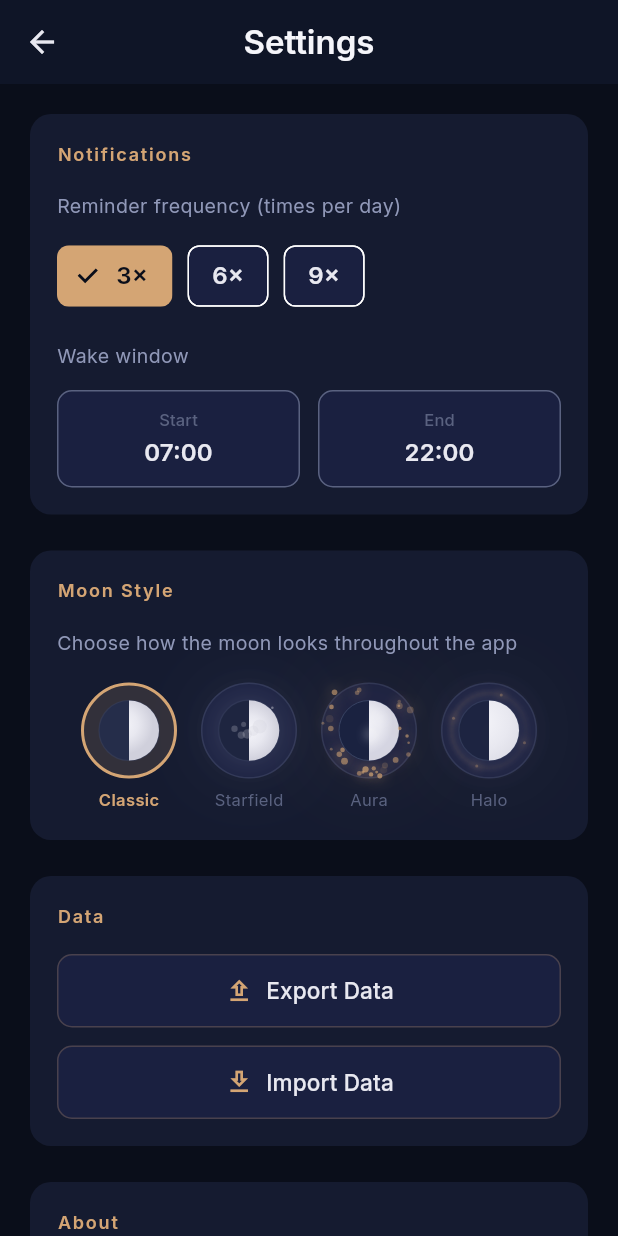
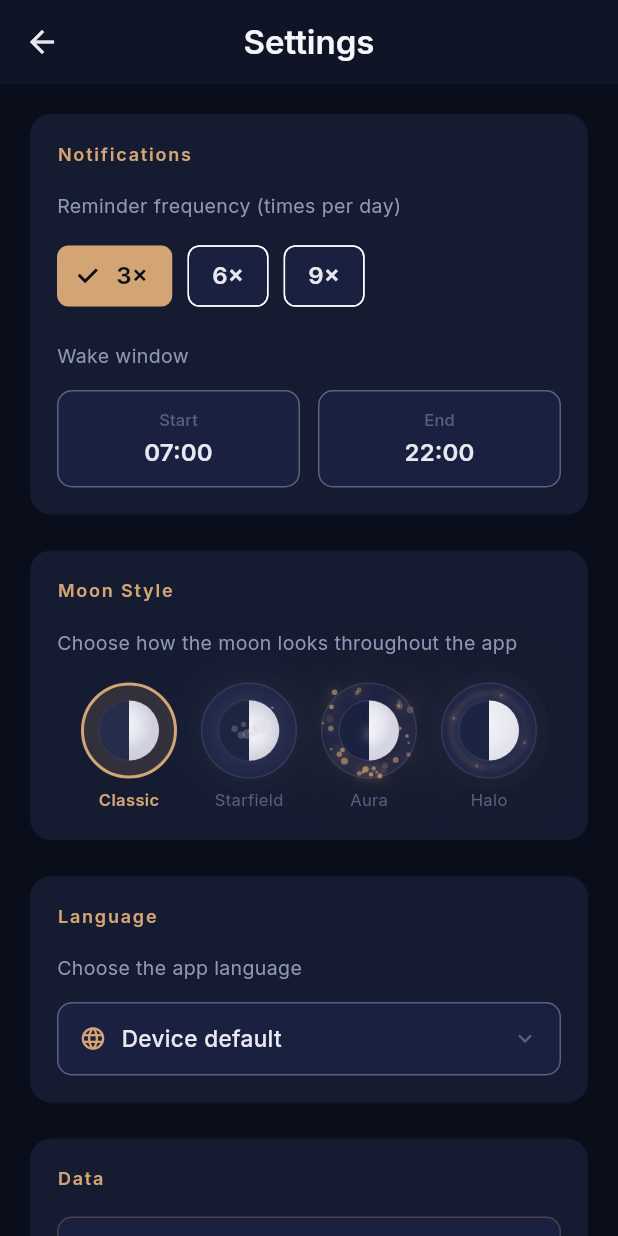
Before and after one commit to EMerdzhanov/MoonManifest, a Flutter app: the SettingsScreen screen opened by its route, on a phone screen of 412 x 824 dp. Run offline on Flutter 3.47's test engine with Material 3 defaults, Android fonts, the phone set to English and light mode, and no system bars; our stand-ins replace file_picker, flutter_local_notifications, flutter_riverpod, flutter_secure_storage, go_router, share_plus and 3 more; missing offline and left inert: home_widget, pointycastle; accounts and stored records are empty.

Commit message:
i18n: add language picker to settings (Task 11)
Add a Language section to the settings screen with a bottom sheet
picker showing all supported languages in native names, plus a
"Device default" option. Selection persists via settingsProvider.

Co-Authored-By: Claude Opus 4.6 (1M context) <noreply@anthropic.com>

```diff
--- a/lib/l10n/app_en.arb
+++ b/lib/l10n/app_en.arb
@@ -386,6 +386,10 @@
   "languageHi": "\u0939\u093f\u0928\u094d\u0926\u0940",
   "languageTr": "T\u00fcrk\u00e7e",
 
+  "settingsLanguage": "Language",
+  "settingsLanguageDescription": "Choose the app language",
+  "settingsDeviceDefault": "Device default",
+
   "wisdom1": "What you seek is seeking you.",
   "wisdom1Author": "Rumi",
   "wisdom2": "The universe is not outside of you. Look inside yourself; everything that you want, you already are.",
--- a/lib/l10n/app_localizations.dart
+++ b/lib/l10n/app_localizations.dart
@@ -1484,6 +1484,24 @@ abstract class AppLocalizations {
   /// **'Türkçe'**
   String get languageTr;
 
+  /// No description provided for @settingsLanguage.
+  ///
+  /// In en, this message translates to:
+  /// **'Language'**
+  String get settingsLanguage;
+
+  /// No description provided for @settingsLanguageDescription.
+  ///
+  /// In en, this message translates to:
+  /// **'Choose the app language'**
+  String get settingsLanguageDescription;
+
+  /// No description provided for @settingsDeviceDefault.
+  ///
+  /// In en, this message translates to:
+  /// **'Device default'**
+  String get settingsDeviceDefault;
+
   /// No description provided for @wisdom1.
   ///
   /// In en, this message translates to:
--- a/lib/l10n/app_localizations_en.dart
+++ b/lib/l10n/app_localizations_en.dart
@@ -800,6 +800,15 @@ class AppLocalizationsEn extends AppLocalizations {
   String get languageTr => 'Türkçe';
 
   @override
+  String get settingsLanguage => 'Language';
+
+  @override
+  String get settingsLanguageDescription => 'Choose the app language';
+
+  @override
+  String get settingsDeviceDefault => 'Device default';
+
+  @override
   String get wisdom1 => 'What you seek is seeking you.';
 
   @override
--- a/lib/ui/settings/settings_screen.dart
+++ b/lib/ui/settings/settings_screen.dart
@@ -116,6 +116,20 @@ class SettingsScreen extends ConsumerWidget {
               ),
               const SizedBox(height: 16),
               const _MoonStylePicker(),
+            ],
+          ),
+          const SizedBox(height: 16),
+
+          // Language section
+          _SectionCard(
+            title: l10n.settingsLanguage,
+            children: [
+              Text(
+                l10n.settingsLanguageDescription,
+                style: const TextStyle(color: AppColors.textSecondary, fontSize: 13),
+              ),
+              const SizedBox(height: 12),
+              _LanguagePicker(currentLocale: settings.locale),
             ],
           ),
           const SizedBox(height: 16),
@@ -494,3 +508,140 @@ class _MoonStylePicker extends ConsumerWidget {
     );
   }
 }
+
+class _LanguagePicker extends ConsumerWidget {
+  final String? currentLocale;
+
+  const _LanguagePicker({required this.currentLocale});
+
+  // Language code -> native display name (always shown in native script)
+  static const _languages = [
+    (null, 'Device default'), // will be replaced with l10n key
+    ('en', 'English'),
+    ('bg', '\u0411\u044a\u043b\u0433\u0430\u0440\u0441\u043a\u0438'),
+    ('de', 'Deutsch'),
+    ('es', 'Espa\u00f1ol'),
+    ('fr', 'Fran\u00e7ais'),
+    ('hi', '\u0939\u093f\u0928\u094d\u0926\u0940'),
+    ('ja', '\u65e5\u672c\u8a9e'),
+    ('pt', 'Portugu\u00eas'),
+    ('ru', '\u0420\u0443\u0441\u0441\u043a\u0438\u0439'),
+    ('tr', 'T\u00fcrk\u00e7e'),
+    ('zh', '\u4e2d\u6587'),
+  ];
+
+  String _currentDisplayName(AppLocalizations l10n) {
+    if (currentLocale == null) return l10n.settingsDeviceDefault;
+    for (final (code, name) in _languages) {
+      if (code == currentLocale) return name;
+    }
+    return currentLocale!;
+  }
+
+  @override
+  Widget build(BuildContext context, WidgetRef ref) {
+    final l10n = AppLocalizations.of(context)!;
+
+    return GestureDetector(
+      onTap: () => _showLanguageSheet(context, ref, l10n),
+      child: Container(
+        width: double.infinity,
+        padding: const EdgeInsets.symmetric(horizontal: 14, vertical: 12),
+        decoration: BoxDecoration(
+          color: AppColors.midNavy,
+          borderRadius: BorderRadius.circular(10),
+          border: Border.all(color: AppColors.textMuted),
+        ),
+        child: Row(
+          children: [
+            const Icon(Icons.language, size: 18, color: AppColors.mutedGold),
+            const SizedBox(width: 10),
+            Text(
+              _currentDisplayName(l10n),
+              style: const TextStyle(
+                color: AppColors.textPrimary,
+                fontSize: 15,
+                fontWeight: FontWeight.w500,
+              ),
+            ),
+            const Spacer(),
+            const Icon(Icons.keyboard_arrow_down, size: 18, color: AppColors.textMuted),
+          ],
+        ),
+      ),
+    );
+  }
+
+  void _showLanguageSheet(BuildContext context, WidgetRef ref, AppLocalizations l10n) {
+    showModalBottomSheet(
+      context: context,
+      backgroundColor: AppColors.darkNavy,
+      shape: const RoundedRectangleBorder(
+        borderRadius: BorderRadius.vertical(top: Radius.circular(20)),
+      ),
+      builder: (ctx) {
+        return SafeArea(
+          child: Padding(
+            padding: const EdgeInsets.fromLTRB(0, 12, 0, 8),
+            child: Column(
+              mainAxisSize: MainAxisSize.min,
+              children: [
+                // Drag handle
+                Container(
+                  width: 40,
+                  height: 4,
+                  decoration: BoxDecoration(
+                    color: AppColors.textMuted.withValues(alpha: 0.4),
+                    borderRadius: BorderRadius.circular(2),
+                  ),
+                ),
+                const SizedBox(height: 16),
+                Padding(
+                  padding: const EdgeInsets.symmetric(horizontal: 20),
+                  child: Align(
+                    alignment: Alignment.centerLeft,
+                    child: Text(
+                      l10n.settingsLanguage,
+                      style: const TextStyle(
+                        color: AppColors.mutedGold,
+                        fontSize: 12,
+                        fontWeight: FontWeight.w700,
+                        letterSpacing: 1.2,
+                      ),
+                    ),
+                  ),
+                ),
+                const SizedBox(height: 12),
+                ..._languages.map((entry) {
+                  final (code, nativeName) = entry;
+                  final isSelected = currentLocale == code;
+                  final displayName = code == null ? l10n.settingsDeviceDefault : nativeName;
+
+                  return ListTile(
+                    dense: true,
+                    contentPadding: const EdgeInsets.symmetric(horizontal: 20),
+                    title: Text(
+                      displayName,
+                      style: TextStyle(
+                        color: isSelected ? AppColors.mutedGold : AppColors.textPrimary,
+                        fontWeight: isSelected ? FontWeight.w600 : FontWeight.w400,
+                        fontSize: 15,
+                      ),
+                    ),
+                    trailing: isSelected
+                        ? const Icon(Icons.check, size: 18, color: AppColors.mutedGold)
+                        : null,
+                    onTap: () {
+                      ref.read(settingsProvider.notifier).setLocale(code);
+                      Navigator.of(ctx).pop();
+                    },
+                  );
+                }),
+              ],
+            ),
+          ),
+        );
+      },
+    );
+  }
+}
```
